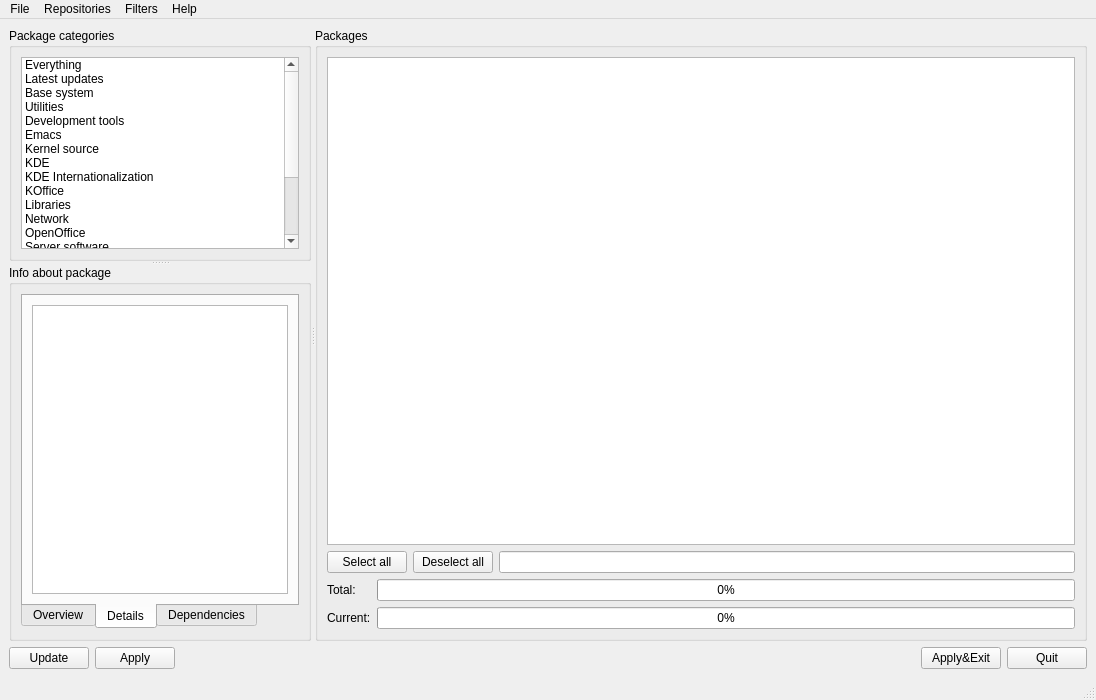
First picture: the form in mpkg/manager/pkgmanager.ui, repository BackupTheBerlios/mops, before the edit.
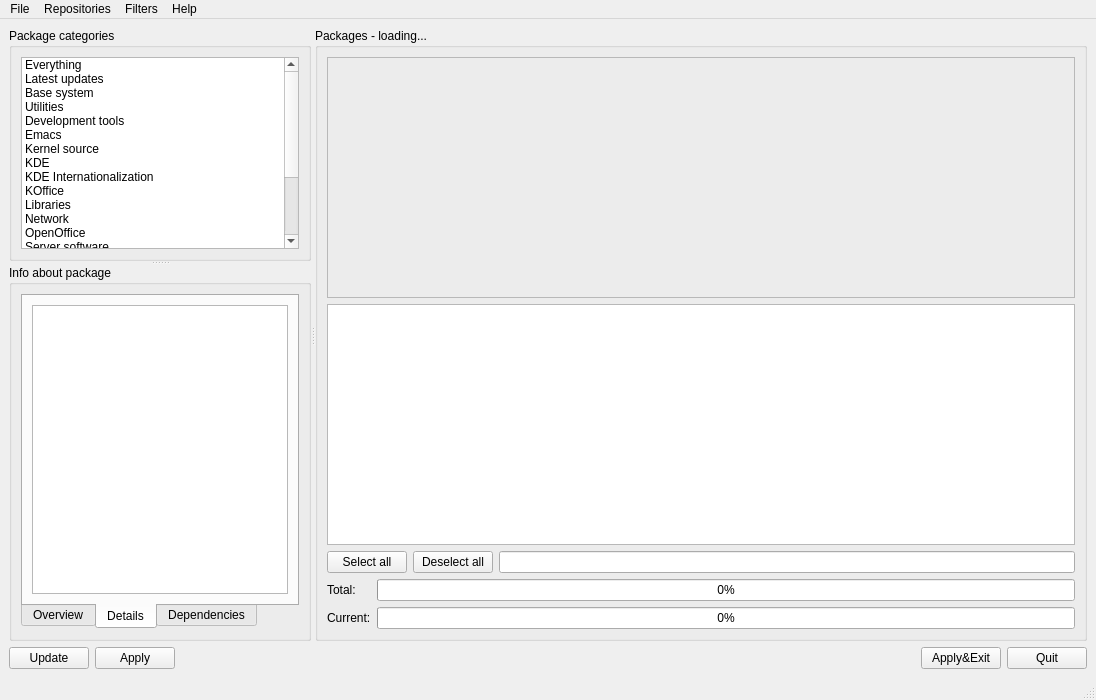
Second picture: the form after the edit. Icons and pictures are not drawn.

Commit message: Changed the visual way of loading data in table. Now, by default, table is hidden (a splash is there instead). So, loading proceeds faster. Next, package filter applies at load. From now on, "ALL" package list is an "extreme way". Also, package table header now shows the current group.

```diff
--- a/mpkg/manager/pkgmanager.ui
+++ b/mpkg/manager/pkgmanager.ui
@@ -346,7 +346,10 @@
         </size>
        </property>
        <property name="title" >
-        <string>Packages</string>
+        <string>Packages - loading...</string>
+       </property>
+       <property name="flat" >
+        <bool>false</bool>
        </property>
        <layout class="QVBoxLayout" >
         <property name="margin" >
@@ -355,6 +358,93 @@
         <property name="spacing" >
          <number>6</number>
         </property>
+        <item>
+         <widget class="QFrame" name="splashFrame" >
+          <property name="frameShape" >
+           <enum>QFrame::StyledPanel</enum>
+          </property>
+          <property name="frameShadow" >
+           <enum>QFrame::Raised</enum>
+          </property>
+          <layout class="QVBoxLayout" >
+           <property name="margin" >
+            <number>9</number>
+           </property>
+           <property name="spacing" >
+            <number>6</number>
+           </property>
+           <item>
+            <spacer>
+             <property name="orientation" >
+              <enum>Qt::Vertical</enum>
+             </property>
+             <property name="sizeHint" >
+              <size>
+               <width>20</width>
+               <height>40</height>
+              </size>
+             </property>
+            </spacer>
+           </item>
+           <item>
+            <layout class="QHBoxLayout" >
+             <property name="margin" >
+              <number>0</number>
+             </property>
+             <property name="spacing" >
+              <number>6</number>
+             </property>
+             <item>
+              <spacer>
+               <property name="orientation" >
+                <enum>Qt::Horizontal</enum>
+               </property>
+               <property name="sizeHint" >
+                <size>
+                 <width>40</width>
+                 <height>20</height>
+                </size>
+               </property>
+              </spacer>
+             </item>
+             <item>
+              <widget class="QLabel" name="loadingLabel" >
+               <property name="text" >
+                <string/>
+               </property>
+              </widget>
+             </item>
+             <item>
+              <spacer>
+               <property name="orientation" >
+                <enum>Qt::Horizontal</enum>
+               </property>
+               <property name="sizeHint" >
+                <size>
+                 <width>40</width>
+                 <height>20</height>
+                </size>
+               </property>
+              </spacer>
+             </item>
+            </layout>
+           </item>
+           <item>
+            <spacer>
+             <property name="orientation" >
+              <enum>Qt::Vertical</enum>
+             </property>
+             <property name="sizeHint" >
+              <size>
+               <width>20</width>
+               <height>40</height>
+              </size>
+             </property>
+            </spacer>
+           </item>
+          </layout>
+         </widget>
+        </item>
         <item>
          <widget class="QTableWidget" name="packageTable" >
           <property name="baseSize" >
```
Left out of the diff: 2 changed lines with no effect on the pictures. The commit also changes 5 other files.
